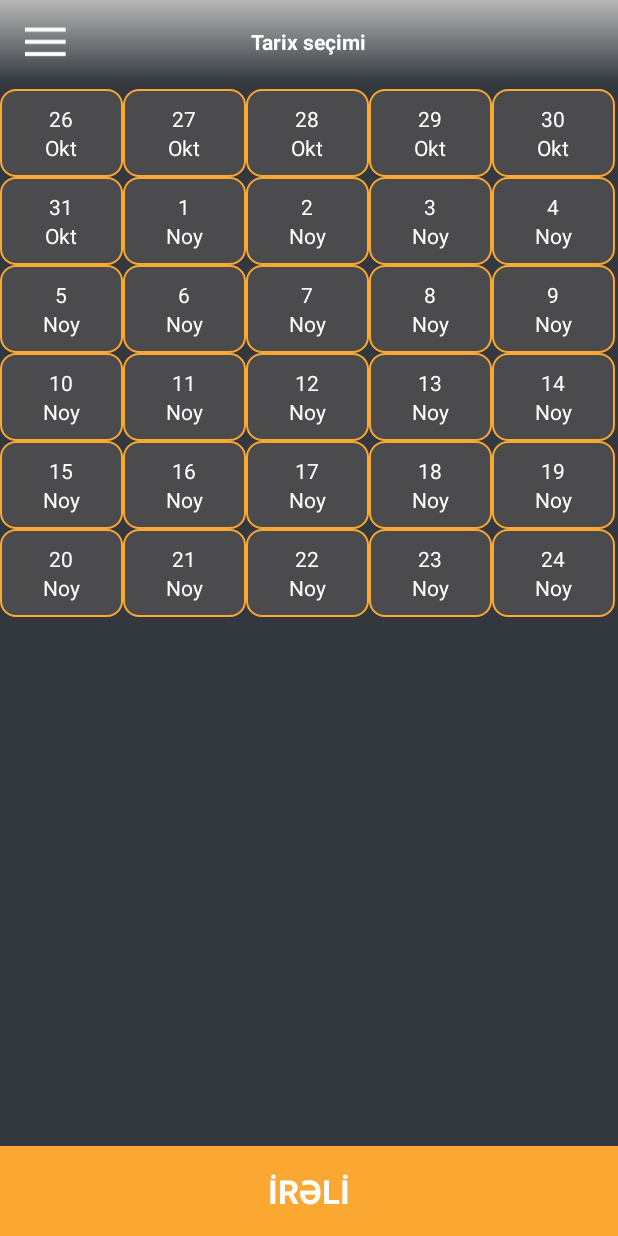
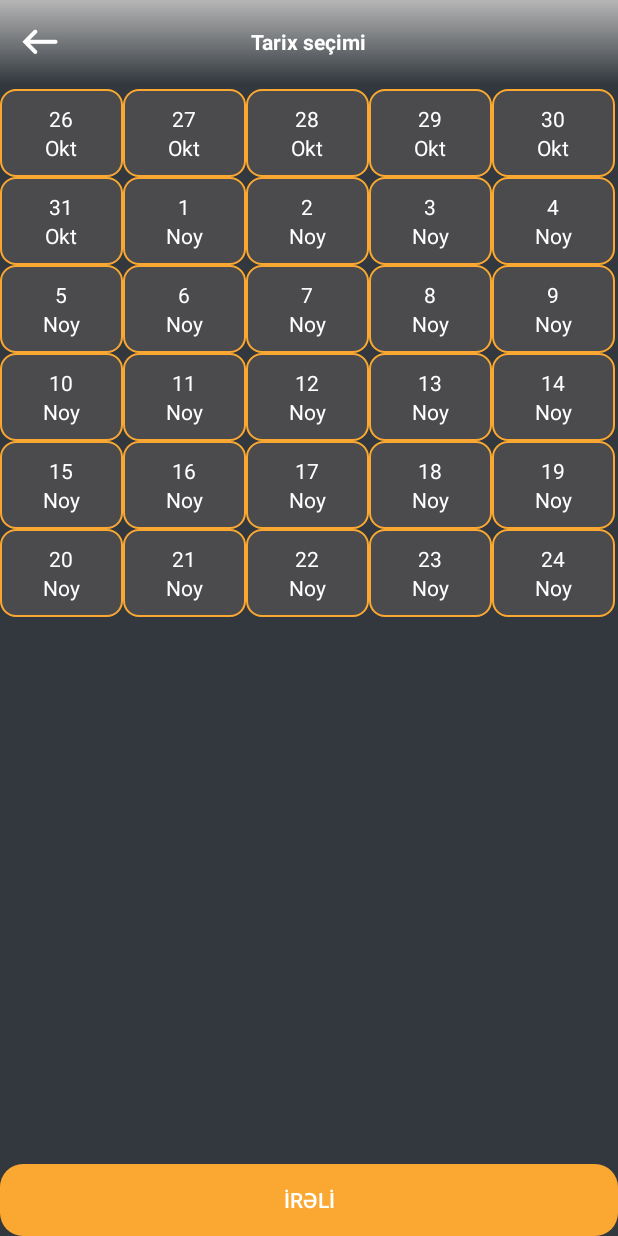
Before and after one commit to nicatguliyev/HunerTest, an Android app: the SelectDate screen opened directly, with no data from a screen before it, on a phone screen of 412 x 824 dp. Run offline under Robolectric (Android 15) with nearby library versions, the light colour scheme and no system bars.

```diff
--- a/app/src/main/java/com/example/artservis/hunertest/SelectDate.java
+++ b/app/src/main/java/com/example/artservis/hunertest/SelectDate.java
@@ -13,6 +13,7 @@ import android.view.View;
 import android.view.ViewGroup;
 import android.view.WindowManager;
 import android.widget.AdapterView;
+import android.widget.Button;
 import android.widget.GridView;
 import android.widget.ImageView;
 import android.widget.RelativeLayout;
@@ -38,6 +39,7 @@ public class SelectDate extends AppCompatActivity {
     ArrayList<String> monthWithNames = new ArrayList<>();
     ArrayList<String> days = new ArrayList<>();
     ArrayList<String> fullDate = new ArrayList<>();
+    ImageView backBtn;
 
     @Override
     protected void onCreate(final Bundle savedInstanceState) {
@@ -45,7 +47,8 @@ public class SelectDate extends AppCompatActivity {
         setContentView(R.layout.activity_select_date);
 
 
-        RelativeLayout nextBtn = (RelativeLayout) findViewById(R.id.nextBtn);
+        Button nextBtn = (Button) findViewById(R.id.nextBtn);
+        backBtn = (ImageView) findViewById(R.id.backBtn);
 
         this.getWindow().setFlags(WindowManager.LayoutParams.FLAG_FULLSCREEN, WindowManager.LayoutParams.FLAG_FULLSCREEN);
 
@@ -226,12 +229,17 @@ public class SelectDate extends AppCompatActivity {
                 if (selectedItemIndex == -1) {
                     Toast.makeText(getApplicationContext(), "Zəhmət olmasa tarixi seçin.", Toast.LENGTH_SHORT).show();
                 } else {
-                    Intent intentToServices = new Intent(getApplicationContext(), Services.class);
-                    intentToServices.putExtra("fullDate", fullDate.get(selectedItemIndex));
-                    startActivity(intentToServices);
-                    overridePendingTransition(R.anim.come_from_right, R.anim.exit_from_left);
+
 
                 }
+            }
+        });
+
+        backBtn.setOnClickListener(new View.OnClickListener() {
+            @Override
+            public void onClick(View view) {
+                finish();
+                overridePendingTransition(R.anim.come_from_left, R.anim.exit_from_right);
             }
         });
 
--- a/app/src/main/res/layout/activity_login.xml
+++ b/app/src/main/res/layout/activity_login.xml
@@ -86,6 +86,7 @@
 
 
                 <Button
+                    android:id="@+id/loginBtn"
                     android:layout_width="match_parent"
                     android:layout_height="wrap_content"
                     android:layout_marginLeft="10dp"
--- a/app/src/main/res/layout/activity_select_date.xml
+++ b/app/src/main/res/layout/activity_select_date.xml
@@ -13,7 +13,10 @@
         android:id="@+id/actionBarLyt"
         android:layout_width="match_parent"
         android:layout_height="?android:attr/actionBarSize"
-        android:background="@drawable/gradient_actionbar">
+        android:background="@drawable/gradient_actionbar"
+        android:layout_alignParentTop="true"
+        android:layout_alignParentLeft="true"
+        android:layout_alignParentStart="true">
 
         <TextView
             android:id="@+id/activityNameTxt"
@@ -25,15 +28,16 @@
             android:textStyle="bold"/>
 
 
-         <ImageView
-             android:layout_width="50dp"
-             android:layout_height="match_parent"
-             android:layout_centerVertical="true"
-             android:layout_marginLeft="5dp"
-             android:padding="11dp"
-             android:clickable="true"
-             android:background="@drawable/menu_button_background"
-             android:src="@drawable/menu_icon"/>
+        <ImageView
+            android:id="@+id/backBtn"
+            android:layout_width="50dp"
+            android:layout_height="match_parent"
+            android:layout_centerVertical="true"
+            android:layout_marginLeft="2dp"
+            android:background="@drawable/menu_button_background"
+            android:clickable="true"
+            android:padding="8dp"
+            android:src="@drawable/big_back_arrow" />
 
     </RelativeLayout>
 
@@ -51,25 +55,15 @@
         android:numColumns="auto_fit"/>
 
 
-    <RelativeLayout
+    <Button
         android:id="@+id/nextBtn"
         android:layout_width="match_parent"
-        android:layout_height="60dp"
-        android:layout_alignParentBottom="true"
-        android:clickable="true"
-        android:background="@drawable/next_button_background">
+        android:layout_height="wrap_content"
+        android:background="@drawable/rounded_login_button"
+        android:text="İRƏLİ"
+        android:textColor="#ffffff"
+        android:layout_alignParentBottom="true"/>
 
-
-        <TextView
-            android:layout_width="wrap_content"
-            android:layout_height="wrap_content"
-            android:layout_centerInParent="true"
-            android:text="İRƏLİ"
-            android:textSize="22sp"
-            android:textStyle="bold"
-            android:textColor="#fff"/>
-
-    </RelativeLayout>
 
 
 
```
Also changed, not shown: app/src/main/java/com/example/artservis/hunertest/Details.java (+5 -4 lines), app/src/main/java/com/example/artservis/hunertest/Login.java (+15 -0 lines), app/src/main/java/com/example/artservis/hunertest/Services.java (+4 -4 lines), app/src/main/res/layout/activity_services.xml (+0 -11 lines).
